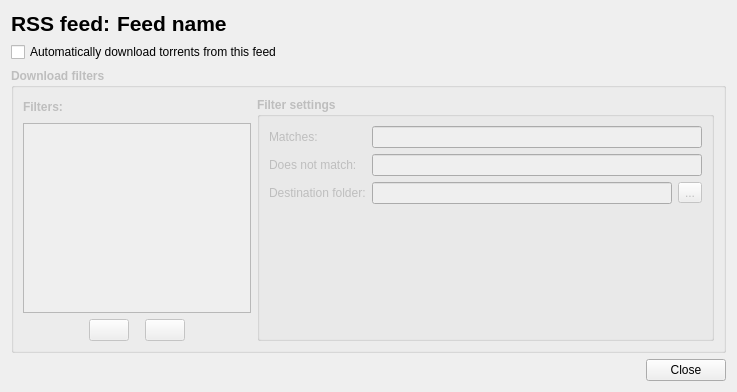
The window that src/FeedDownloader.ui (SysAdminDoc/qBittorrent-Vanced) describes before a commit, drawn with Qt 5.
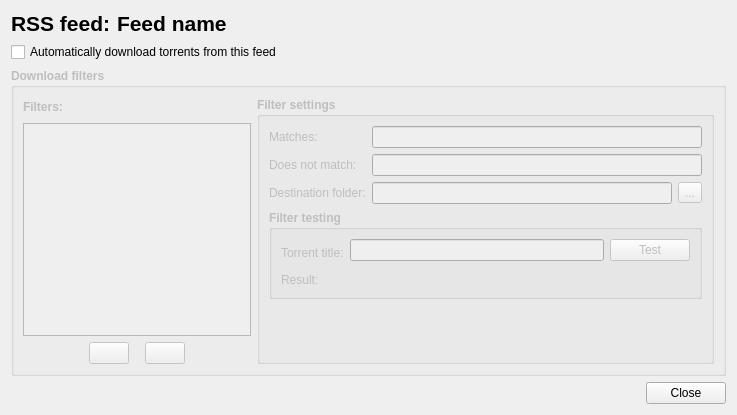
The same window after the commit. Icons and pictures are not drawn.

Commit message: - Fixed RSS feed filter matching (did not take 'not' tokens into consideration) - Added a RSS feed filter tester for easy setup) - Updated language files

```diff
--- a/src/FeedDownloader.ui
+++ b/src/FeedDownloader.ui
@@ -7,7 +7,7 @@
     <x>0</x>
     <y>0</y>
     <width>737</width>
-    <height>392</height>
+    <height>415</height>
    </rect>
   </property>
   <property name="windowTitle">
@@ -211,9 +211,7 @@
           <property name="flat">
            <bool>false</bool>
           </property>
-          <layout class="QVBoxLayout" name="verticalLayout_6">
-           <item>
-            <layout class="QVBoxLayout" name="verticalLayout_5">
+          <layout class="QVBoxLayout" name="verticalLayout_9">
              <item>
               <layout class="QHBoxLayout" name="horizontalLayout_3">
                <item>
@@ -302,6 +300,109 @@
                </item>
               </layout>
              </item>
+           <item>
+            <widget class="QGroupBox" name="testerBox">
+             <property name="title">
+              <string>Filter testing</string>
+             </property>
+             <layout class="QVBoxLayout" name="verticalLayout_8">
+              <item>
+               <layout class="QHBoxLayout" name="horizontalLayout_9">
+                <item>
+                 <layout class="QVBoxLayout" name="verticalLayout_5">
+                  <item>
+                   <widget class="QLabel" name="label_6">
+                    <property name="minimumSize">
+                     <size>
+                      <width>0</width>
+                      <height>28</height>
+                     </size>
+                    </property>
+                    <property name="font">
+                     <font>
+                      <weight>50</weight>
+                      <bold>false</bold>
+                     </font>
+                    </property>
+                    <property name="text">
+                     <string>Torrent title:</string>
+                    </property>
+                   </widget>
+                  </item>
+                  <item>
+                   <widget class="QLabel" name="label_7">
+                    <property name="font">
+                     <font>
+                      <weight>50</weight>
+                      <bold>false</bold>
+                     </font>
+                    </property>
+                    <property name="text">
+                     <string>Result:</string>
+                    </property>
+                   </widget>
+                  </item>
+                 </layout>
+                </item>
+                <item>
+                 <layout class="QVBoxLayout" name="verticalLayout_6">
+                  <item>
+                   <layout class="QHBoxLayout" name="horizontalLayout_8">
+                    <item>
+                     <widget class="QLineEdit" name="test_line"/>
+                    </item>
+                    <item>
+                     <widget class="QPushButton" name="testButton">
+                      <property name="font">
+                       <font>
+                        <weight>50</weight>
+                        <bold>false</bold>
+                       </font>
+                      </property>
+                      <property name="text">
+                       <string>Test</string>
+                      </property>
+                     </widget>
+                    </item>
+                   </layout>
+                  </item>
+                  <item>
+                   <layout class="QHBoxLayout" name="horizontalLayout_7">
+                    <item>
+                     <widget class="QLabel" name="test_res_lbl">
+                      <property name="font">
+                       <font>
+                        <weight>50</weight>
+                        <bold>false</bold>
+                       </font>
+                      </property>
+                      <property name="text">
+                       <string>      </string>
+                      </property>
+                     </widget>
+                    </item>
+                    <item>
+                     <spacer name="horizontalSpacer_6">
+                      <property name="orientation">
+                       <enum>Qt::Horizontal</enum>
+                      </property>
+                      <property name="sizeHint" stdset="0">
+                       <size>
+                        <width>40</width>
+                        <height>20</height>
+                       </size>
+                      </property>
+                     </spacer>
+                    </item>
+                   </layout>
+                  </item>
+                 </layout>
+                </item>
+               </layout>
+              </item>
+             </layout>
+            </widget>
+           </item>
              <item>
               <spacer name="verticalSpacer">
                <property name="orientation">
@@ -310,12 +411,10 @@
                <property name="sizeHint" stdset="0">
                 <size>
                  <width>20</width>
-                 <height>40</height>
+               <height>11</height>
                 </size>
                </property>
               </spacer>
-             </item>
-            </layout>
            </item>
           </layout>
          </widget>
```
Lines whose indentation alone changed are shown as unchanged. The commit also changes 54 other files.
